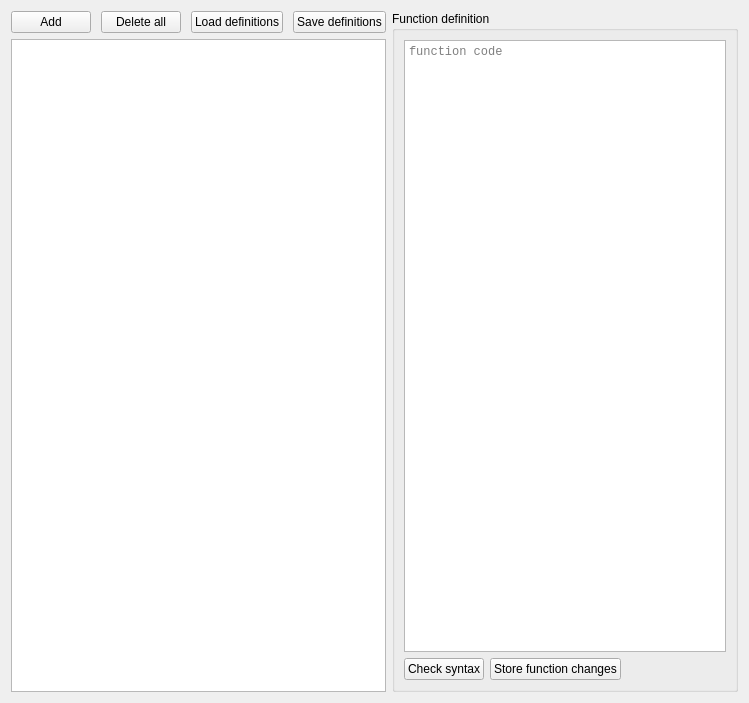
The window that src/asammdf/gui/ui/functions_manager.ui (danielhrisca/asammdf) describes before a commit, drawn with Qt 5.
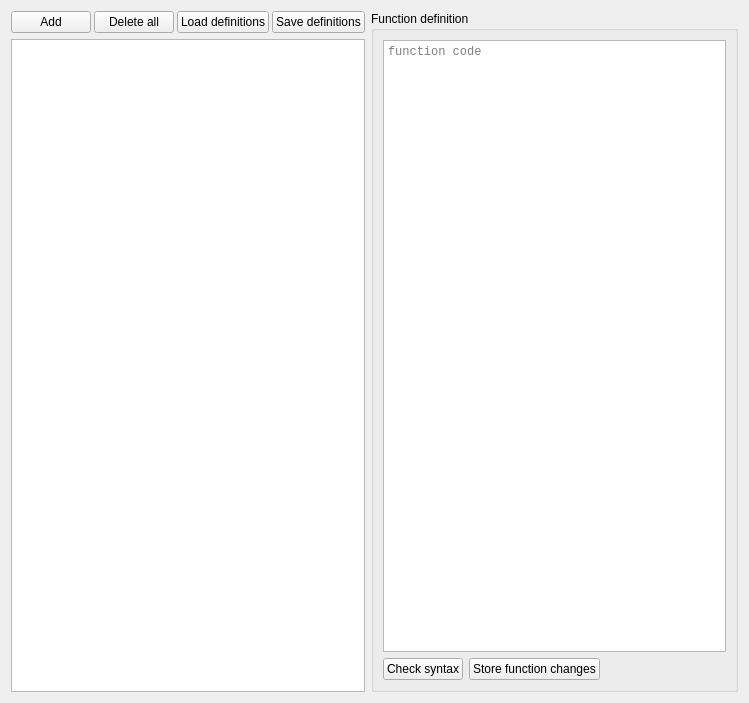
The same window after the commit. Icons and pictures are not drawn. Custom widgets are drawn as their Qt base class.

```diff
--- a/src/asammdf/gui/ui/functions_manager.ui
+++ b/src/asammdf/gui/ui/functions_manager.ui
@@ -17,7 +17,7 @@
    <item row="0" column="0">
     <layout class="QHBoxLayout" name="horizontalLayout_2">
      <property name="spacing">
-      <number>10</number>
+  <number>3</number>
      </property>
      <item>
       <widget class="QPushButton" name="add_btn">
```
Lines whose indentation alone changed are shown as unchanged.
